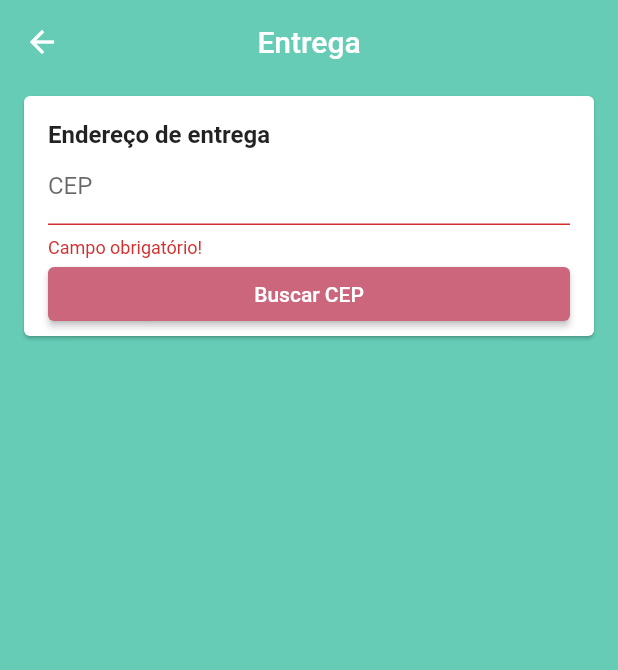
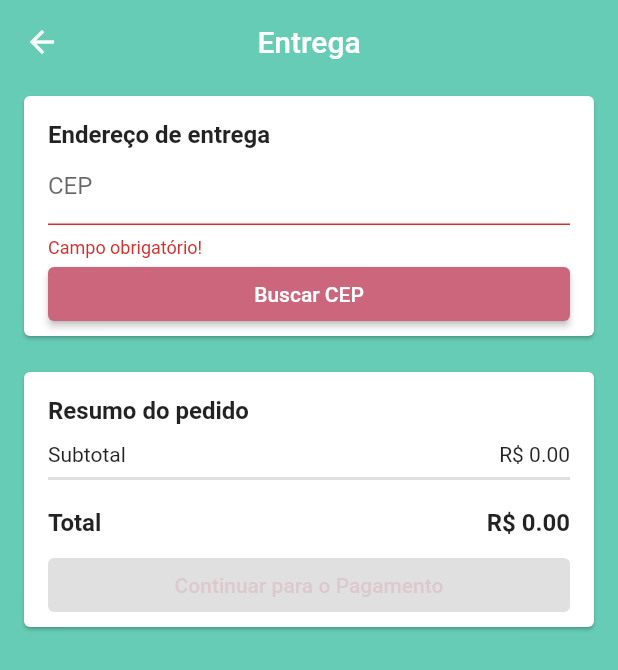
Before and after one commit to mucasantos/lojacompleta, a Flutter app: the AddressScreen screen opened by its route, after a tap on "Buscar CEP", on a phone screen of 412 x 824 dp. Shown: the top 670 px of the screen. Run offline on Flutter 3.47's test engine with Material 2 defaults, Android fonts, the phone set to English and light mode, and no system bars; our stand-ins replace brasil_fields, carousel_pro, cloud_firestore, dio, faker, firebase_auth and 5 more; missing offline and left inert: alphabet_list_scroll_view, appsflyer_sdk; accounts and stored records are empty; Roboto replaces fonts that are missing (Poppins).

Commit message:
Adicionar cep continua

```diff
--- a/lib/screens/address/address_screen.dart
+++ b/lib/screens/address/address_screen.dart
@@ -1,5 +1,8 @@
 import 'package:flutter/material.dart';
+import 'package:lojacompleta/models/cart_manager.dart';
 import 'package:lojacompleta/screens/address/components/address_card.dart';
+import 'package:lojacompleta/widgets/price_card.dart';
+import 'package:provider/provider.dart';
 
 class AddressScreen extends StatelessWidget {
   const AddressScreen({Key key}) : super(key: key);
@@ -13,7 +16,16 @@ class AddressScreen extends StatelessWidget {
         centerTitle: true,
       ),
       body: ListView(
-        children: [AddressCard()],
+        children: [
+          AddressCard(),
+          Consumer<CartManager>(builder: (_, cartManager, __) {
+            return PriceCard(
+              color: Colors.white,
+              buttonText: 'Continuar para o Pagamento',
+              onPressed: cartManager.isAddressValid ? () {} : null,
+            );
+          })
+        ],
       ),
     );
   }
--- a/lib/screens/address/components/address_card.dart
+++ b/lib/screens/address/components/address_card.dart
@@ -35,11 +35,21 @@ class AddressCard extends StatelessWidget {
                       address: address,
                     ),
                     Visibility(
-                      visible: address.zipCode != null,
+                      visible: address.zipCode != null &&
+                          cartManager.deliveryPrice == null,
                       child: AddressInputField(
                         address: address,
                       ),
-                    )
+                    ),
+                    Visibility(
+                        visible: address.zipCode != null &&
+                            cartManager.deliveryPrice != null,
+                        child: Padding(
+                          padding: const EdgeInsets.only(bottom: 16.0),
+                          child: Text(
+                              '${address.street}, ${address.number}\n${address.district}\n'
+                              '${address.city} - ${address.state}'),
+                        ))
                   ],
                 ),
               );
--- a/lib/screens/address/components/cep_input_field.dart
+++ b/lib/screens/address/components/cep_input_field.dart
@@ -9,19 +9,27 @@ import 'package:lojacompleta/services/cepaberto_services.dart';
 import 'package:lojacompleta/widgets/custom_item_button.dart';
 import 'package:provider/src/provider.dart';
 
-class CepInputField extends StatelessWidget {
-  CepInputField({Key key, this.address}) : super(key: key);
+class CepInputField extends StatefulWidget {
+  CepInputField({this.address});
 
   final Address address;
+
+  @override
+  State<CepInputField> createState() => _CepInputFieldState();
+}
+
+class _CepInputFieldState extends State<CepInputField> {
   TextEditingController cepController = TextEditingController();
 
   @override
   Widget build(BuildContext context) {
-    if (address.zipCode == null)
+    final cartManager = context.watch<CartManager>();
+    if (widget.address.zipCode == null)
       return Column(
         crossAxisAlignment: CrossAxisAlignment.stretch,
         children: [
           TextFormField(
+              enabled: !cartManager.loading,
               controller: cepController,
               decoration: InputDecoration(
                   isDense: true, labelText: 'CEP', hintText: '12.345-678'),
@@ -39,15 +47,35 @@ class CepInputField extends StatelessWidget {
 
                 return null;
               }),
+          Visibility(
+              visible: cartManager.loading,
+              child: LinearProgressIndicator(
+                color: Color(0xffCC667D),
+                backgroundColor: Colors.transparent,
+              )),
           ElevatedButton(
             style: ElevatedButton.styleFrom(
                 primary: Color(0xffCC667D),
                 onSurface: Color(0xffCC667D).withAlpha(50)),
-            onPressed: () {
-              if (Form.of(context).validate()) {
-                context.read<CartManager>().getAddress(cepController.text);
-              }
-            },
+            onPressed: !cartManager.loading
+                ? () async {
+                    if (Form.of(context).validate()) {
+                      try {
+                        await context
+                            .read<CartManager>()
+                            .getAddress(cepController.text);
+                      } catch (e) {
+                        ScaffoldMessenger.of(context).showSnackBar(SnackBar(
+                          content: Text(
+                            '$e',
+                            textAlign: TextAlign.center,
+                          ),
+                          backgroundColor: Colors.red,
+                        ));
+                      }
+                    }
+                  }
+                : null,
             child: Text('Buscar CEP'),
           )
         ],
@@ -59,7 +87,7 @@ class CepInputField extends StatelessWidget {
           children: [
             Expanded(
                 child: Text(
-              'CEP:  ${address.zipCode} ',
+              'CEP:  ${widget.address.zipCode} ',
               style: TextStyle(
                 color: Colors.black,
                 fontWeight: FontWeight.bold,
--- a/lib/screens/home/components/section_header.dart
+++ b/lib/screens/home/components/section_header.dart
@@ -1,8 +1,9 @@
 import 'package:flutter/material.dart';
+import 'package:provider/src/provider.dart';
+
 import 'package:lojacompleta/models/home_manager.dart';
 import 'package:lojacompleta/models/section.dart';
 import 'package:lojacompleta/widgets/custom_item_button.dart';
-import 'package:provider/src/provider.dart';
 
 class SectionHeader extends StatelessWidget {
   const SectionHeader(this.section);
--- a/lib/widgets/price_card.dart
+++ b/lib/widgets/price_card.dart
@@ -7,16 +7,22 @@ class PriceCard extends StatelessWidget {
     Key key,
     this.buttonText,
     this.onPressed,
+    this.color,
   }) : super(key: key);
 
   final String buttonText;
   final VoidCallback onPressed;
+  final Color color;
 
   @override
   Widget build(BuildContext context) {
     final cartManager = context.watch<CartManager>();
+    final deliveryPrice = cartManager.deliveryPrice;
+    final productsPrice = cartManager.productsPrice;
+    final totalPrice = cartManager.totalPrice;
+
     return Card(
-      color: const Color(0xFF66CCB5),
+      color: color ?? Color(0xFF66CCB5),
       margin: const EdgeInsets.symmetric(horizontal: 16, vertical: 16),
       child: Padding(
         padding: const EdgeInsets.fromLTRB(16, 16, 16, 4),
@@ -37,12 +43,24 @@ class PriceCard extends StatelessWidget {
               mainAxisAlignment: MainAxisAlignment.spaceBetween,
               children: [
                 const Text('Subtotal'),
-                Text(cartManager.productsPrice.toStringAsFixed(2)),
+                Text('R\$ ${productsPrice.toStringAsFixed(2)}'),
               ],
             ),
             const Divider(
               thickness: 2.0,
             ),
+            if (deliveryPrice != null) ...[
+              Row(
+                mainAxisAlignment: MainAxisAlignment.spaceBetween,
+                children: [
+                  const Text('Entrega'),
+                  Text('R\$ ${deliveryPrice.toStringAsFixed(2)}'),
+                ],
+              ),
+              const Divider(
+                thickness: 2.0,
+              ),
+            ],
             const SizedBox(
               height: 12,
             ),
@@ -57,7 +75,7 @@ class PriceCard extends StatelessWidget {
                   ),
                 ),
                 Text(
-                  cartManager.productsPrice.toStringAsFixed(2),
+                  'R\$ ${totalPrice.toStringAsFixed(2)}',
                   style: TextStyle(
                     fontWeight: FontWeight.bold,
                     fontSize: 16,
--- a/pubspec.yaml
+++ b/pubspec.yaml
@@ -43,6 +43,7 @@ dependencies:
   uuid: ^3.0.5
   dio: ^3.0.9
   brasil_fields: ^0.1.0
+  geolocator: ^5.3.1
 
 dev_dependencies:
   flutter_test:
```
Also changed, not shown: lib/models/cart_manager.dart (+57 -3 lines), lib/screens/address/components/address_input_field.dart (+25 -1 lines), pubspec.lock.
